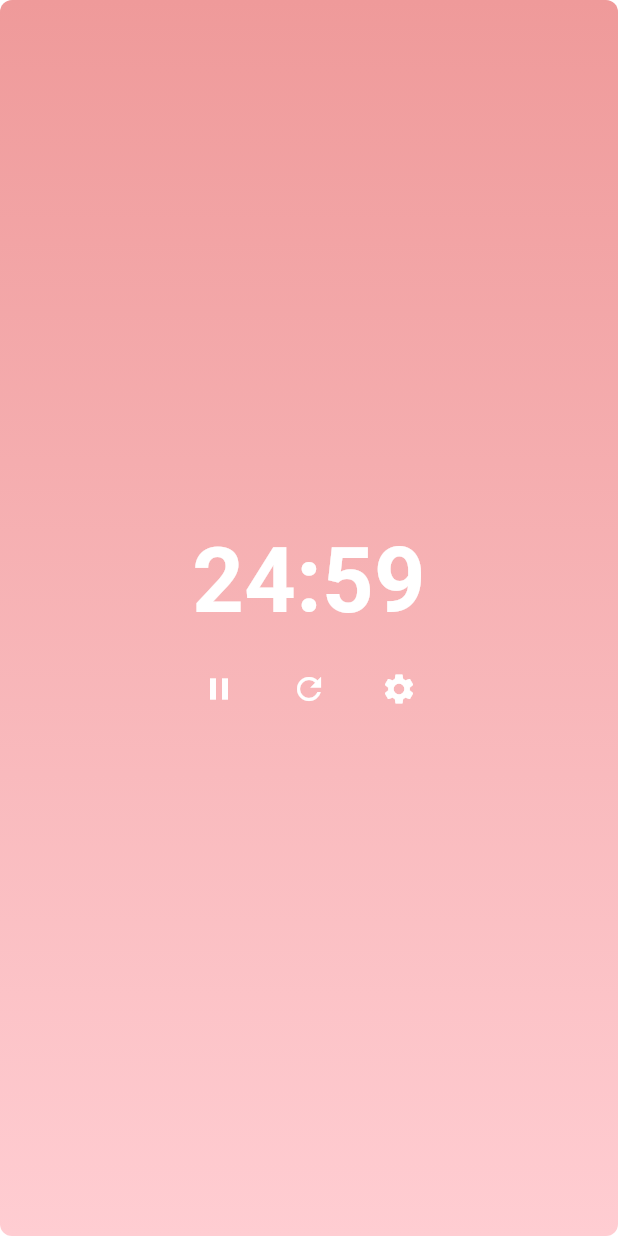
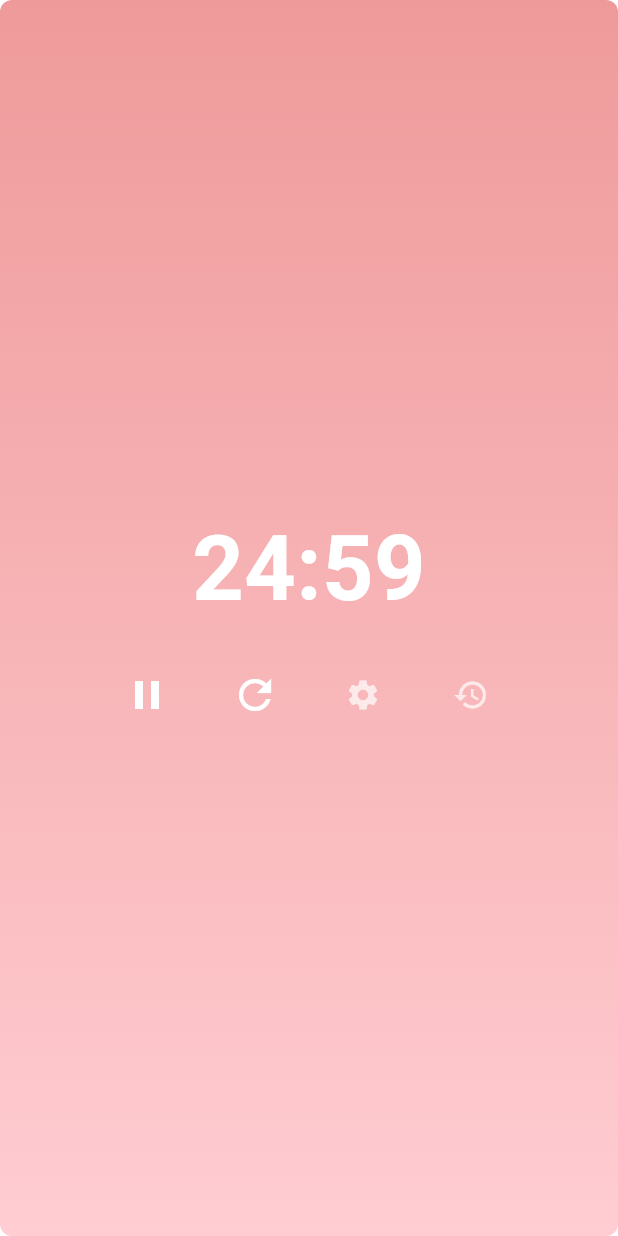
Before and after one commit to topul/relax_time, a Flutter app: the screen it shows after launch, after a tap on the "play arrow" icon, on a phone screen of 412 x 824 dp. Run offline on Flutter 3.47's test engine with Material 3 defaults, Android fonts, the phone set to English and light mode, and no system bars; our stand-ins replace shared_preferences; missing offline and left inert: window_manager.

Commit message:
feat(timer): 添加计时器历史记录功能
- 新增 TimerRecord 模型以存储计时器记录
- 在 TimerPage 中实现历史记录的加载和保存功能
- 添加 HistoryDialog 以展示历史记录，按天分组显示
- 更新 pubspec.yaml 以引入 shared_preferences 依赖
- 调整窗口最大高度以适应新功能

```diff
--- a/lib/main.dart
+++ b/lib/main.dart
@@ -12,7 +12,7 @@
     WindowOptions windowOptions = const WindowOptions(
       size: Size(320, 184),
       minimumSize: Size(320, 184),
-      maximumSize: Size(320, 184),
+      maximumSize: Size(320, 550),
       center: true,
       skipTaskbar: false,
       titleBarStyle: TitleBarStyle.hidden,
--- /dev/null
+++ b/lib/models/timer_record.dart
@@ -0,0 +1,27 @@
+class TimerRecord {
+  final DateTime startTime;
+  final int duration; // 计划时长（分钟）
+  final int actualTime; // 实际时长（秒）
+  final bool completed;
+
+  TimerRecord({
+    required this.startTime,
+    required this.duration,
+    required this.actualTime,
+    required this.completed,
+  });
+
+  Map<String, dynamic> toJson() => {
+        'startTime': startTime.toIso8601String(),
+        'duration': duration,
+        'actualTime': actualTime,
+        'completed': completed,
+      };
+
+  factory TimerRecord.fromJson(Map<String, dynamic> json) => TimerRecord(
+        startTime: DateTime.parse(json['startTime']),
+        duration: json['duration'],
+        actualTime: json['actualTime'] ?? json['duration'] * 60,
+        completed: json['completed'],
+      );
+}
--- a/lib/pages/timer_page.dart
+++ b/lib/pages/timer_page.dart
@@ -1,8 +1,12 @@
+import 'dart:convert';
 import 'dart:io';
 
 import 'package:flutter/material.dart';
+import 'package:shared_preferences/shared_preferences.dart';
 import 'dart:async';
 import 'package:window_manager/window_manager.dart';
+import '../models/timer_record.dart';
+import '../widgets/history_dialog.dart';
 
 class TimerPage extends StatefulWidget {
   const TimerPage({super.key});
@@ -20,24 +24,48 @@ class _TimerPageState extends State<TimerPage> {
   Timer? _timer;
   bool _isRunning = false;
   bool _showSettings = false;
+  bool _showHistory = false;
+  DateTime? _currentStartTime;
+  List<TimerRecord> _history = [];
 
   @override
-  void dispose() {
-    _timer?.cancel();
-    super.dispose();
+  void initState() {
+    super.initState();
+    _loadHistory();
+  }
+
+  Future<void> _loadHistory() async {
+    final prefs = await SharedPreferences.getInstance();
+    final historyJson = prefs.getStringList('timer_history') ?? [];
+    setState(() {
+      _history = historyJson
+          .map((json) =>
+              TimerRecord.fromJson(Map<String, dynamic>.from(jsonDecode(json))))
+          .toList();
+    });
+  }
+
+  Future<void> _saveHistory() async {
+    final prefs = await SharedPreferences.getInstance();
+    final historyJson =
+        _history.map((record) => jsonEncode(record.toJson())).toList();
+    await prefs.setStringList('timer_history', historyJson);
   }
 
   void _startTimer() {
     if (_timer != null) return;
 
+    _currentStartTime = DateTime.now();
     _timer = Timer.periodic(const Duration(seconds: 1), (timer) {
       setState(() {
         if (_secondsRemaining > 0) {
           _secondsRemaining--;
         } else {
+          _addToHistory(true);
           _timer?.cancel();
           _timer = null;
           _isRunning = false;
+          _currentStartTime = null;
         }
       });
     });
@@ -50,9 +78,30 @@ class _TimerPageState extends State<TimerPage> {
   void _pauseTimer() {
     _timer?.cancel();
     _timer = null;
+    _addToHistory(false);
     setState(() {
       _isRunning = false;
+      _currentStartTime = null;
     });
+  }
+
+  void _addToHistory(bool completed) {
+    if (_currentStartTime != null) {
+      final actualTime = _selectedMinutes * 60 - _secondsRemaining; // 计算实际时长
+      final record = TimerRecord(
+        startTime: _currentStartTime!,
+        duration: _selectedMinutes,
+        actualTime: actualTime,
+        completed: completed,
+      );
+      setState(() {
+        _history.insert(0, record);
+        if (_history.length > 10) {
+          _history.removeLast();
+        }
+      });
+      _saveHistory();
+    }
   }
 
   void _resetTimer() {
@@ -80,12 +129,30 @@ class _TimerPageState extends State<TimerPage> {
     return '${minutes.toString().padLeft(2, '0')}:${remainingSeconds.toString().padLeft(2, '0')}';
   }
 
+  String _formatDateTime(DateTime dateTime) {
+    return '${dateTime.month}/${dateTime.day} ${dateTime.hour}:${dateTime.minute.toString().padLeft(2, '0')}';
+  }
+
   @override
   Widget build(BuildContext context) {
     return Scaffold(
       backgroundColor: Colors.transparent,
       body: GestureDetector(
         onPanStart: (details) {
+          // 获取设置面板的位置和大小
+          if (_showSettings) {
+            final settingsPanelRect = Rect.fromLTWH(
+              16, // left padding
+              0, // 从顶部开始
+              224, // width (200 + 24 padding)
+              MediaQuery.of(context).size.height, // 整个窗口高度
+            );
+
+            // 如果点击在设置面板内，不触发窗口拖动
+            if (settingsPanelRect.contains(details.globalPosition)) {
+              return;
+            }
+          }
           windowManager.startDragging();
         },
         child: Container(
@@ -100,15 +167,93 @@ class _TimerPageState extends State<TimerPage> {
             ),
             borderRadius: BorderRadius.circular(8),
           ),
-          child: SafeArea(
-            child: Padding(
-              padding: const EdgeInsets.only(top: 4.0),
           child: Stack(
             children: [
+              // 主要内容（倒计时和控制按钮）
+              Positioned.fill(
+                child: Center(
+                  child: Column(
+                    mainAxisSize: MainAxisSize.min,
+                    children: [
+                      Text(
+                        _formatTime(_secondsRemaining),
+                        style: const TextStyle(
+                          fontSize: 60,
+                          fontWeight: FontWeight.bold,
+                          color: Colors.white,
+                        ),
+                      ),
+                      const SizedBox(height: 16),
+                      Row(
+                        mainAxisAlignment: MainAxisAlignment.center,
+                        children: [
+                          IconButton(
+                            onPressed: _isRunning ? _pauseTimer : _startTimer,
+                            icon: Icon(
+                              _isRunning ? Icons.pause : Icons.play_arrow,
+                              size: 32,
+                              color: Colors.white,
+                            ),
+                            iconSize: 32,
+                            splashRadius: 32,
+                          ),
+                          const SizedBox(width: 24),
+                          IconButton(
+                            onPressed: () {
+                              _resetTimer();
+                              _showSettings = false;
+                            },
+                            icon: const Icon(
+                              Icons.refresh,
+                              size: 32,
+                              color: Colors.white,
+                            ),
+                            iconSize: 32,
+                            splashRadius: 32,
+                          ),
+                          const SizedBox(width: 24),
+                          IconButton(
+                            onPressed: () {
+                              setState(() {
+                                _showSettings = !_showSettings;
+                              });
+                            },
+                            icon: const Icon(
+                              Icons.settings,
+                              size: 24,
+                              color: Colors.white70,
+                            ),
+                            splashRadius: 24,
+                          ),
+                          const SizedBox(width: 24),
+                          IconButton(
+                            onPressed: () {
+                              if (_history.isNotEmpty) {
+                                showDialog(
+                                  context: context,
+                                  builder: (context) =>
+                                      HistoryDialog(records: _history),
+                                );
+                              }
+                            },
+                            icon: const Icon(
+                              Icons.history,
+                              size: 24,
+                              color: Colors.white70,
+                            ),
+                            splashRadius: 24,
+                          ),
+                        ],
+                      ),
+                    ],
+                  ),
+                ),
+              ),
+              // 关闭按钮
               if (Platform.isWindows)
                 Positioned(
                   right: 16,
-                      top: 0,
+                  top: 4,
                   child: IconButton(
                     onPressed: () {
                       windowManager.close();
@@ -123,40 +268,68 @@ class _TimerPageState extends State<TimerPage> {
                     splashRadius: 12,
                   ),
                 ),
+              // 设置面板和蒙层（放在最后，确保显示在最上层）
+              if (_showSettings)
+                Positioned.fill(
+                  child: Stack(
+                    children: [
+                      // 半透明蒙层
+                      Positioned.fill(
+                        child: GestureDetector(
+                          onTap: () {
+                            setState(() {
+                              _showSettings = false;
+                            });
+                          },
+                          child: Container(
+                            color: Colors.black.withOpacity(0.3),
+                          ),
+                        ),
+                      ),
+                      // 设置面板
                       Center(
+                        child: Container(
+                          padding: const EdgeInsets.all(16),
+                          decoration: BoxDecoration(
+                            color: Colors.white.withOpacity(0.1),
+                            borderRadius: BorderRadius.circular(8),
+                            boxShadow: [
+                              BoxShadow(
+                                color: Colors.black.withOpacity(0.1),
+                                blurRadius: 8,
+                                spreadRadius: 2,
+                              ),
+                            ],
+                          ),
                           child: Column(
                             mainAxisSize: MainAxisSize.min,
+                            crossAxisAlignment: CrossAxisAlignment.start,
                             children: [
                               Text(
-                          _formatTime(_secondsRemaining),
-                          style: TextStyle(
-                            fontSize: _showSettings ? 48 : 60,
+                                '设置时长: ${_selectedMinutes}分钟',
+                                style: const TextStyle(
+                                  color: Colors.white,
+                                  fontSize: 14,
                                   fontWeight: FontWeight.bold,
-                            color: Colors.white,
                                 ),
                               ),
-                        if (_showSettings) ...[
-                          const SizedBox(height: 4),
-                          Row(
-                            mainAxisAlignment: MainAxisAlignment.center,
-                            children: [
-                              Text(
-                                '${_selectedMinutes}分钟',
-                                style: const TextStyle(
-                                  color: Colors.white,
-                                  fontSize: 12,
-                                ),
-                              ),
-                              const SizedBox(width: 8),
+                              const SizedBox(height: 16),
                               SizedBox(
-                                width: 160,
-                                height: 20,
+                                width: 240,
+                                height: 32,
                                 child: SliderTheme(
                                   data: SliderThemeData(
                                     activeTrackColor: Colors.white,
                                     inactiveTrackColor: Colors.red.shade300,
                                     thumbColor: Colors.white,
+                                    thumbShape: const RoundSliderThumbShape(
+                                      enabledThumbRadius: 8,
+                                      pressedElevation: 8,
+                                    ),
                                     overlayColor: Colors.white.withOpacity(0.3),
+                                    overlayShape: const RoundSliderOverlayShape(
+                                      overlayRadius: 16,
+                                    ),
                                     valueIndicatorColor: Colors.white,
                                     trackHeight: 2,
                                     valueIndicatorTextStyle: const TextStyle(
@@ -177,45 +350,7 @@ class _TimerPageState extends State<TimerPage> {
                               ),
                             ],
                           ),
-                        ],
-                        const SizedBox(height: 4),
-                        Row(
-                          mainAxisAlignment: MainAxisAlignment.center,
-                          children: [
-                            IconButton(
-                              onPressed: _isRunning ? _pauseTimer : _startTimer,
-                              icon: Icon(
-                                _isRunning ? Icons.pause : Icons.play_arrow,
-                                size: 24,
-                                color: Colors.white,
                         ),
-                            ),
-                            const SizedBox(width: 12),
-                            IconButton(
-                              onPressed: () {
-                                _resetTimer();
-                                _showSettings = false;
-                              },
-                              icon: const Icon(
-                                Icons.refresh,
-                                size: 24,
-                                color: Colors.white,
-                              ),
-                            ),
-                            const SizedBox(width: 12),
-                            IconButton(
-                              onPressed: () {
-                                setState(() {
-                                  _showSettings = !_showSettings;
-                                });
-                              },
-                              icon: const Icon(
-                                Icons.settings,
-                                size: 24,
-                                color: Colors.white,
-                              ),
-                            ),
-                          ],
                       ),
                     ],
                   ),
@@ -224,8 +359,6 @@ class _TimerPageState extends State<TimerPage> {
           ),
         ),
       ),
-        ),
-      ),
     );
   }
 }
--- a/pubspec.yaml
+++ b/pubspec.yaml
@@ -35,6 +35,7 @@ dependencies:
   # Use with the CupertinoIcons class for iOS style icons.
   cupertino_icons: ^1.0.8
   window_manager: ^0.3.8
+  shared_preferences: ^2.2.2
 
 dev_dependencies:
   flutter_test:
```
Also changed, not shown: lib/widgets/history_dialog.dart (added, +173 -0 lines), pubspec.lock, 1 other file. Lines whose indentation alone changed are shown as unchanged.
